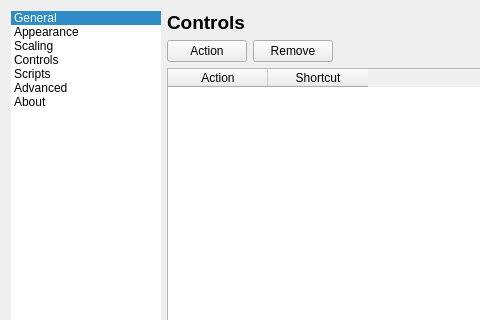
First picture: the form in gui/dialogs/settingsdialog.ui, repository do-i/thumbgrid, before the edit; both pictures show x 0 to 480 and y 0 to 320 of the 590 by 500 pixel window.
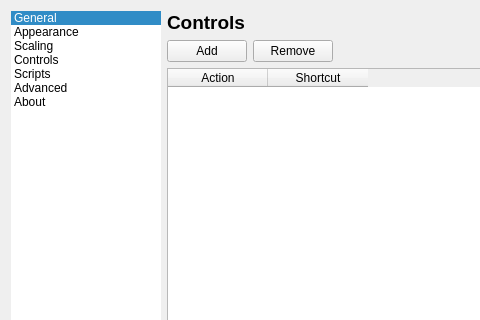
Second picture: the form after the edit. The open tabs and pages were chosen to show the change. Icons and pictures are not drawn. Custom widgets are drawn as their Qt base class.

Patch:
```diff
--- a/gui/dialogs/settingsdialog.ui
+++ b/gui/dialogs/settingsdialog.ui
@@ -1557,7 +1557,7 @@
               </size>
              </property>
              <property name="text">
-              <string>Action</string>
+              <string>Add</string>
              </property>
             </widget>
            </item>
```
